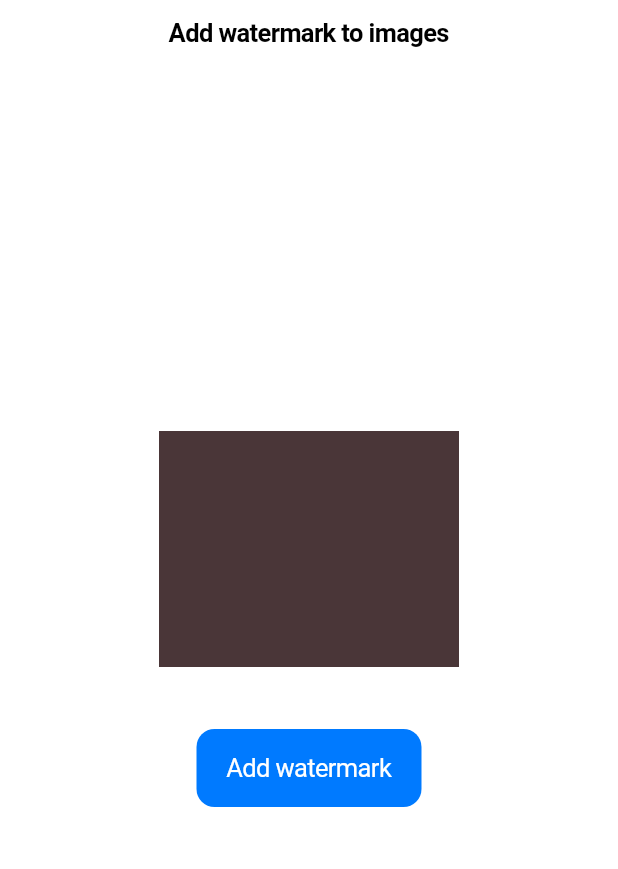
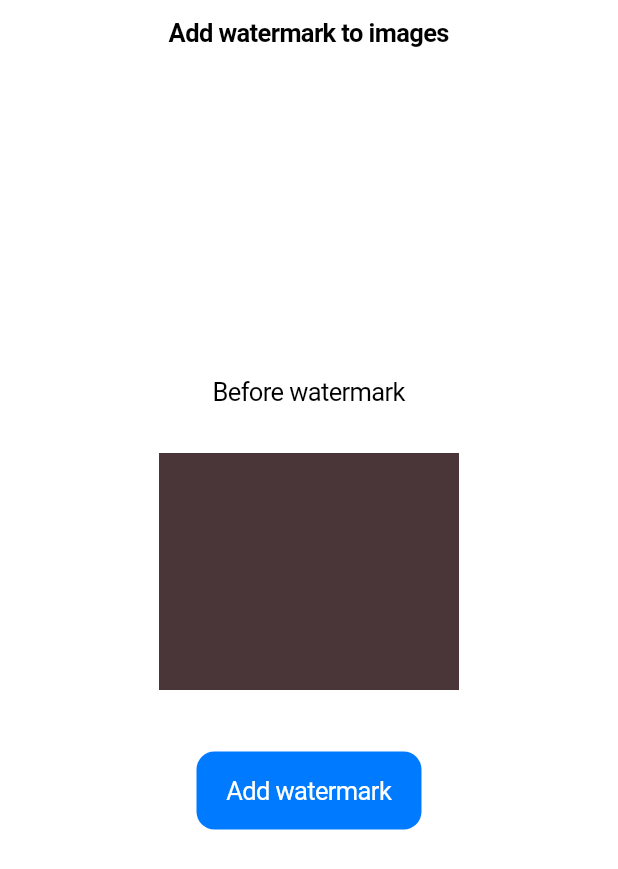
Before and after one commit to Brian1011/flutter_watermark_on_images, a Flutter app: the screen it shows after launch, on a phone screen of 412 x 824 dp. Shown: the top 869 px of the screen. Run offline on Flutter 3.47's test engine with Material 2 defaults, Android fonts, the phone set to English and light mode, and no system bars.

Commit message:
add loading indicator

```diff
--- a/lib/watermark_screen.dart
+++ b/lib/watermark_screen.dart
@@ -2,6 +2,7 @@ import 'dart:io';
 import 'dart:math';
 
 import 'package:flutter/cupertino.dart';
+import 'package:flutter/material.dart';
 import 'package:flutter/services.dart';
 import 'package:image/image.dart' as ui;
 import 'package:path_provider/path_provider.dart';
@@ -16,6 +17,13 @@ class WatermarkScreen extends StatefulWidget {
 class _WatermarkScreenState extends State<WatermarkScreen> {
   String assetFilePath = 'assets/rectangle_image.png';
   File? watermarkedImage;
+  bool loading = false;
+
+  setLoadingStatus(bool value) {
+    setState(() {
+      loading = value;
+    });
+  }
 
   Future<File> getFileFromAsset() async {
     final byteData = await rootBundle.load(assetFilePath);
@@ -26,6 +34,8 @@ class _WatermarkScreenState extends State<WatermarkScreen> {
   }
 
   addWaterMarkToPhoto() async {
+    setLoadingStatus(true);
+
     // get the image file
     File assetFile = await getFileFromAsset();
 
@@ -51,9 +61,11 @@ class _WatermarkScreenState extends State<WatermarkScreen> {
         .writeAsBytesSync(ui.encodePng(originalImage));
 
     // set watermarked image from image path
-    setState(() {
     watermarkedImage = File(tempDir.path + '/$randomFileName.png');
-    });
+
+    // delay for an extra second
+    await Future.delayed(const Duration(seconds: 1));
+    setLoadingStatus(false);
   }
 
   @override
@@ -66,10 +78,14 @@ class _WatermarkScreenState extends State<WatermarkScreen> {
             child: Container(
               width: double.infinity,
               padding: const EdgeInsets.symmetric(vertical: 20, horizontal: 20),
-              child: Column(
+              child: loading
+                  ? const Center(child: CupertinoActivityIndicator())
+                  : Column(
                       mainAxisAlignment: MainAxisAlignment.center,
                       crossAxisAlignment: CrossAxisAlignment.center,
                       children: [
+                        const Text("Before watermark"),
+                        const SizedBox(height: 10),
                         Image.asset(
                           assetFilePath,
                           height: 200,
@@ -83,10 +99,17 @@ class _WatermarkScreenState extends State<WatermarkScreen> {
                             }),
                         const SizedBox(height: 20),
                         watermarkedImage != null
-                      ? Image.file(
+                            ? Column(
+                                children: [
+                                  const Divider(),
+                                  const Text("With watermark"),
+                                  const SizedBox(height: 10),
+                                  Image.file(
                                     watermarkedImage!,
                                     height: 200,
                                     width: 200,
+                                  ),
+                                ],
                               )
                             : const SizedBox.shrink(),
                       ],
```
Lines whose indentation alone changed are shown as unchanged.
